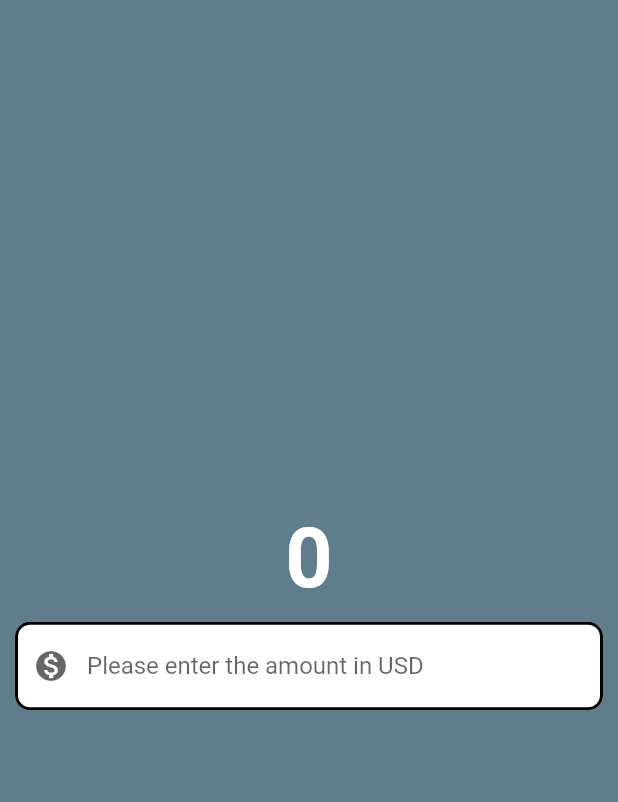
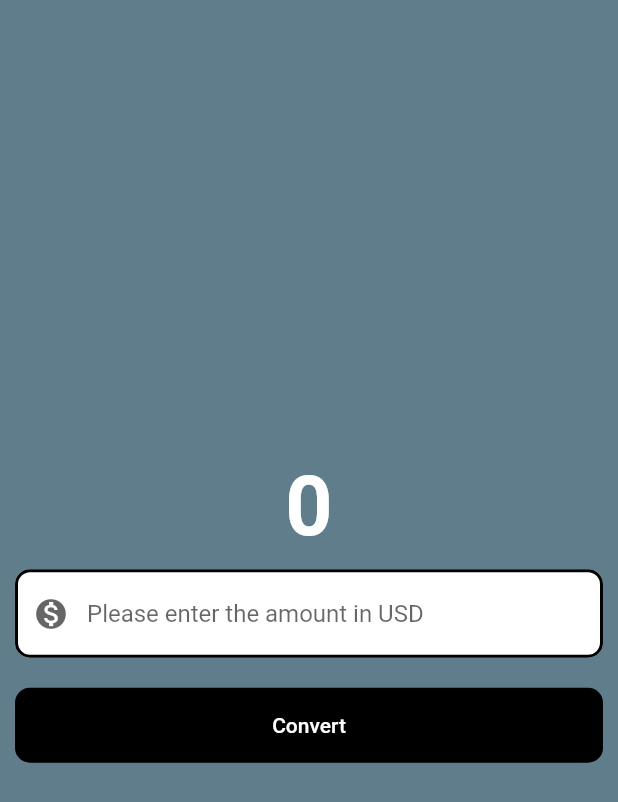
Before and after one commit to dipo0x/flutter-currency-app, a Flutter app: the screen it shows after launch, on a phone screen of 412 x 824 dp. Shown: the top 802 px of the screen. Run offline on Flutter 3.47's test engine with Material 2 defaults, Android fonts, the phone set to English and light mode, and no system bars.

Commit message:
ref: made the button better

```diff
--- a/lib/currency_converter_material_page.dart
+++ b/lib/currency_converter_material_page.dart
@@ -1,3 +1,4 @@
+import 'package:flutter/foundation.dart';
 import 'package:flutter/material.dart';
 
 class CurrencyConverterMaterialPage extends StatelessWidget {
@@ -51,8 +52,27 @@ class CurrencyConverterMaterialPage extends StatelessWidget {
                 ),
               ),
             ) ,
+            ///button
+            Padding(
+              padding: const EdgeInsets.all(10.0),
+              child: TextButton(onPressed: (){
+                if(kDebugMode){
+                  print("button clicked");
+                }
+              },
+              style: TextButton.styleFrom(
+                backgroundColor: Colors.black,
+                foregroundColor: Colors.white,
+                minimumSize: const Size(double.infinity, 50),
+                shape: RoundedRectangleBorder(
+                  borderRadius: BorderRadius.circular(10)
+                  )
+                ),
+              child: const Text('Convert'),
+              ),
+            ),
           ],
-        ),
+        )
       ),
     );
   }
```
Lines whose indentation alone changed are shown as unchanged.
